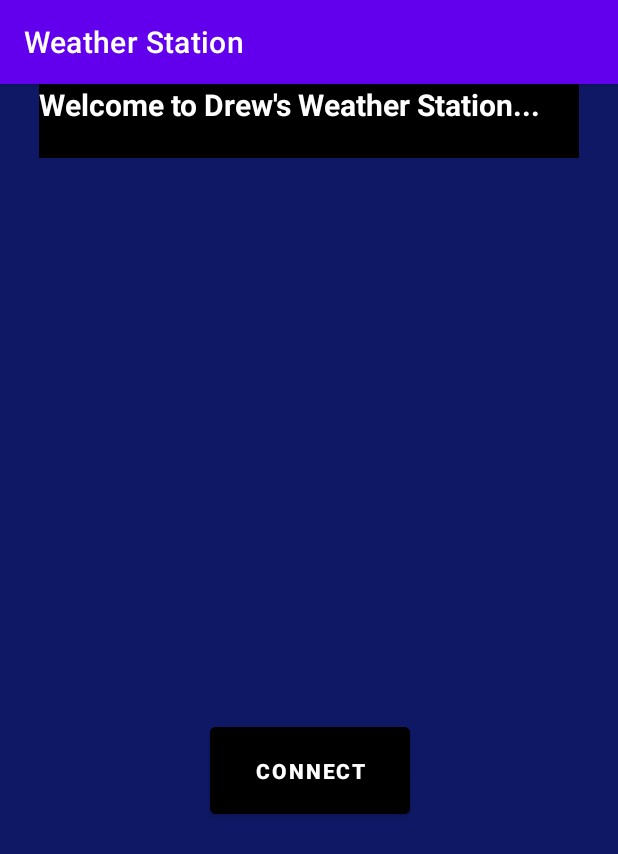
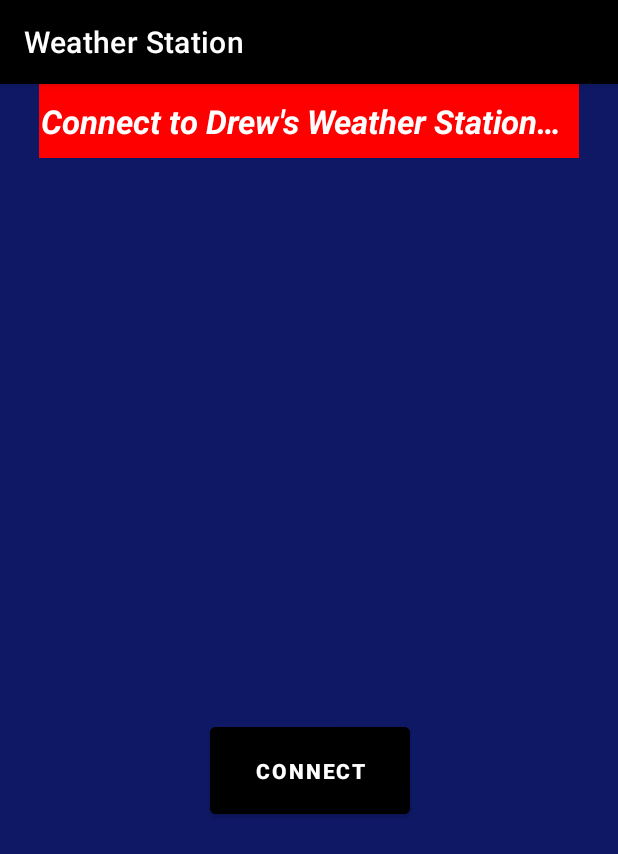
Before and after one commit to drew-griffin/android_weather_station, an Android app: the screen it shows after launch (MainActivity), on a phone screen of 412 x 824 dp. Shown: the top 854 px of the screen. Run offline under Robolectric (Android 15) with nearby library versions, the phone set to English and light mode, and no system bars; libraries missing offline, so code that uses them is left out: org.eclipse.paho.

Commit message:
enhanced layout

```diff
--- a/android_app/app/src/main/res/layout/connect_fragment.xml
+++ b/android_app/app/src/main/res/layout/connect_fragment.xml
@@ -28,11 +28,14 @@
         android:id="@+id/textView2"
         android:layout_width="360dp"
         android:layout_height="49dp"
-        android:background="@color/black"
+        android:background="@color/red"
+        android:backgroundTint="@color/white"
+        android:backgroundTintMode="multiply"
+        android:gravity="center"
+        android:text="@string/waiting_for_mqtt_connection"
         android:textColor="@color/white"
-        android:text="@string/waiting_for_mqtt_connection"
-        android:textSize="20sp"
-        android:textStyle="bold"
+        android:textSize="22sp"
+        android:textStyle="bold|italic"
         app:layout_constraintEnd_toEndOf="parent"
         app:layout_constraintHorizontal_bias="0.5"
         app:layout_constraintStart_toStartOf="parent"
--- a/android_app/app/src/main/res/values/strings.xml
+++ b/android_app/app/src/main/res/values/strings.xml
@@ -8,5 +8,5 @@
     <string name="PRESSURE">PRESSURE</string>
     <string name="Altitude">ALTITUDE</string>
     <string name="LED_LABEL">LED</string>
-    <string name="waiting_for_mqtt_connection">Welcome to Drew\'s Weather Station...</string>
+    <string name="waiting_for_mqtt_connection">Connect to Drew\'s Weather Station… \ \ </string>
 </resources>
--- a/android_app/app/src/main/res/values/themes.xml
+++ b/android_app/app/src/main/res/values/themes.xml
@@ -2,7 +2,7 @@
     <!-- Base application theme. -->
     <style name="Theme.WeatherStation" parent="Theme.MaterialComponents.DayNight.DarkActionBar">
         <!-- Primary brand color. -->
-        <item name="colorPrimary">@color/purple_500</item>
+        <item name="colorPrimary">@color/black</item>
         <item name="colorPrimaryVariant">@color/purple_700</item>
         <item name="colorOnPrimary">@color/white</item>
         <!-- Secondary brand color. -->
```
